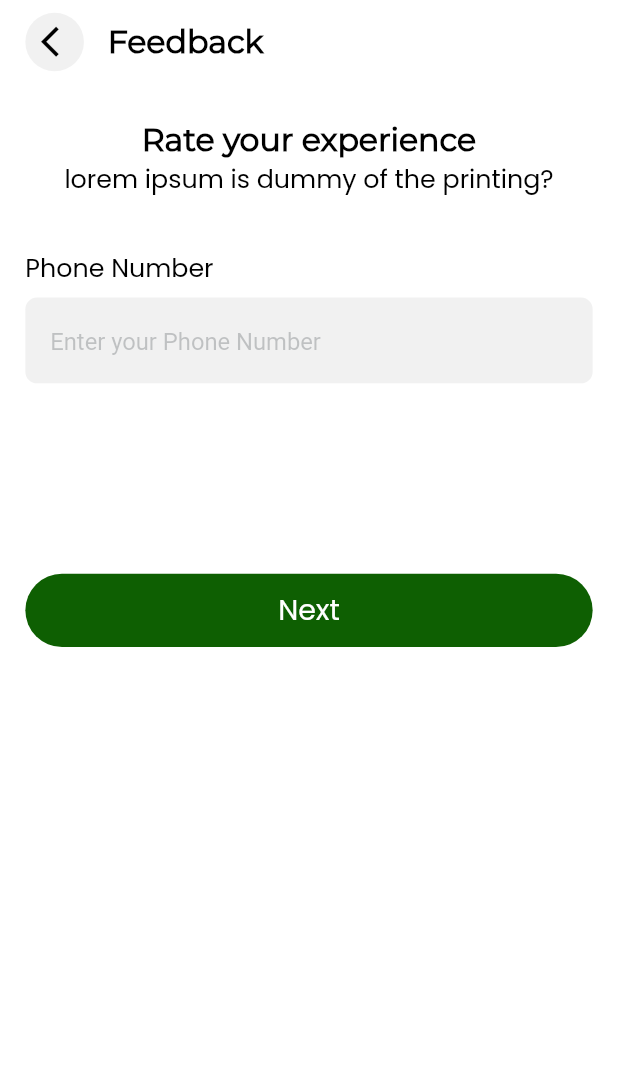
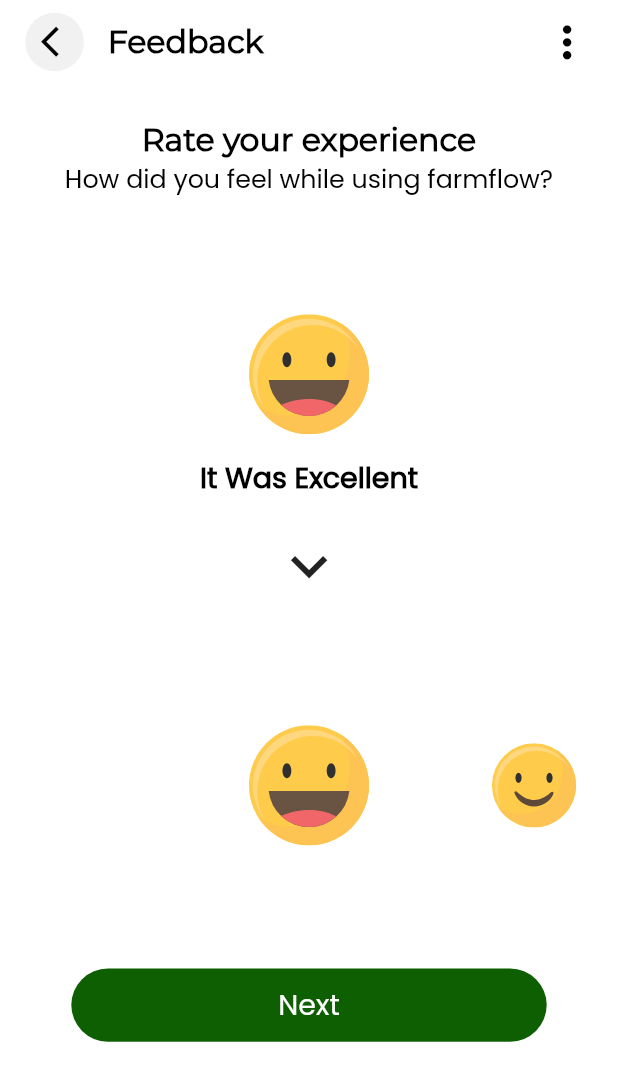
Before and after one commit to kishan06/FarmFeeders, a Flutter app: the FeedBack screen opened by its route, on a phone screen of 412 x 824 dp. Shown: the top 1081 px of the screen. Run offline on Flutter 3.47's test engine with Material 2 defaults, Android fonts, the phone set to English and light mode, and no system bars; drawn by our look-alikes of scroll_snap_list; our stand-ins replace another_flushbar, buttons_tabbar, carousel_slider, dio, dotted_line, dropdown_button2 and 13 more; missing offline and left inert: appinio_video_player; accounts and stored records are empty.

Commit message:
for splash

```diff
--- a/lib/view/feedback.dart
+++ b/lib/view/feedback.dart
@@ -7,8 +7,10 @@ import 'package:farmfeeders/common/CommonTextFormField.dart';
 import 'package:flutter/material.dart';
 import 'package:flutter/services.dart';
 import 'package:flutter_screenutil/flutter_screenutil.dart';
+import 'package:flutter_svg/svg.dart';
 import 'package:get/get.dart';
 import 'package:lottie/lottie.dart';
+import 'package:scroll_snap_list/scroll_snap_list.dart';
 
 class FeedBack extends StatefulWidget {
   const FeedBack({super.key});
@@ -19,13 +21,30 @@ class FeedBack extends StatefulWidget {
 
 class _FeedBackState extends State<FeedBack> {
   TextEditingController phoneController = TextEditingController();
+  int focusedValue = 0;
+  List feedbackData = [
+    {"image":"assets/images/excellent.svg","text":"It Was Excellent"},
+    {"image":"assets/images/good.svg","text":"It Was Good"},
+    {"image":"assets/images/medium.svg","text":"It Was Medium"},
+    {"image":"assets/images/poor.svg","text":"It Was Poor"},
+    {"image":"assets/images/bad.svg","text":"It Was Very Bad"},
+    // {"image":"","text":""},
+
+
+  ];
 
   @override
   Widget build(BuildContext context) {
     return Scaffold(
       appBar: AppBar(
         backgroundColor: AppColors.white,
-        title: customAppBar(text: "Feedback"),
+        title: customAppBar(text: "Feedback",
+          actions: true,
+          icon: Icon(Icons.more_vert,
+            size: 35.h,
+            color: AppColors.black,
+          )
+        ),
 
         // backgroundColor: Color(0xFFF5F8FA),
         elevation: 0,
@@ -41,9 +60,9 @@ class _FeedBackState extends State<FeedBack> {
             // mainAxisAlignment: MainAxisAlignment.end,
             children: [
               Column(
-                // crossAxisAlignment: CrossAxisAlignment.start,
+                // crossAxisAlignment: CrossAxisAlignment.center,
                 children: [
-                  // Lottie.asset(
+                  // Lottie.asset(it was
                   //   "assets/lotties/FeedBack.json",
                   //   width: 200.w,
                   //   height: 200.w,
@@ -52,50 +71,71 @@ class _FeedBackState extends State<FeedBack> {
 
                   textBlack20W7000Mon("Rate your experience"),
 
+                  textBlack16W5000(
+                    "How did you feel while using farmflow?",
+                  ),
+
+                  Row(),
+
+                  sizedBoxHeight(80.h),
+
+                  SvgPicture.asset(feedbackData[focusedValue]["image"],
+                    height: 82.h,
+                    width: 82.h,
+                  ),
+
+                  sizedBoxHeight(15.h),
+
+                  textBlack18W7000(feedbackData[focusedValue]["text"]),
+
+                  sizedBoxHeight(20.h),
+
+                  Icon(Icons.expand_more,
+                    size: 50.h,
+                  ),
+
+                  // SizedBox(
+                  //   height: 500.h,
+                  //   // height =  200.h,
+                  //   child: ListWheelScrollView(
+                  //     // scrollBehavior: ,
+
+                  //     itemExtent: 82.h,
+                  //     children: List.generate(10, (index) => textBlack10("2"))
+                  //   ),
+                  // )
+
                   SizedBox(
-                    // width: 270.w,
-                    child: textBlack16W5000(
-                      "lorem ipsum is dummy of the printing?",
+                    height: 250.h,
+                    child: Container(
+                      // color: AppColors.redFA5658,
+                      child: ScrollSnapList(
+                        itemBuilder: _buildItemList,
+                        itemSize: 150,
+                      curve: Curves.decelerate,
+                      dynamicItemSize: true,
+                      onReachEnd: (){
+                          print('Done!');
+                      },
+                      itemCount: 5,
+                      onItemFocus: (val){
+                        setState(() {
+                          focusedValue = val;
+                        });
+                        // focusedValue = val;
+                      },
+                    )
                     ),
                   ),
 
-                  sizedBoxHeight(35.h),
+                  SizedBox(
+                    width: 300.w,
+                    child: customButtonCurve(text: "Next")
+                  )
 
-                  Align(
-                    alignment: Alignment.centerLeft,
-                    child: textBlack16W5000("Phone Number"),
-                  ),
 
-                  sizedBoxHeight(8.h),
 
-                  CustomTextFormField(
-                      texttype: TextInputType.phone,
-                      textEditingController: phoneController,
-                      inputFormatters: <TextInputFormatter>[
-                        FilteringTextInputFormatter.digitsOnly,
-                        LengthLimitingTextInputFormatter(10),
-                      ],
-                      validator: (value) {
-                        if (value!.isEmpty) {
-                          return "Please Enter a Phone Number";
-                        } else if (!RegExp(
-                                r'^\s*(?:\+?(\d{1,3}))?[-. (]*(\d{3})[-. )]*(\d{3})[-. ]*(\d{4})(?: *x(\d+))?\s*$')
-                            .hasMatch(value)) {
-                          return "Please Enter a Valid Phone Number";
-                        }
-                        return null;
-                      },
-                      hintText: "Enter your Phone Number",
-                      validatorText: "Enter your Phone Number"),
-                  // Spacer(),
 
-                  sizedBoxHeight(130.h),
-
-                  customButtonCurve(
-                      text: "Next",
-                      onTap: () {
-                        Get.toNamed("/verifyNumber");
-                      }),
                 ],
               ),
             ],
@@ -104,4 +144,35 @@ class _FeedBackState extends State<FeedBack> {
       )),
     );
   }
+
+  List<int> data = [
+    10,9,8,7,6,5,4,3,2,1
+  ];
+
+  Widget _buildItemList(BuildContext context, int index){
+    if(index == data.length)
+      return Center(
+        child: CircularProgressIndicator(),
+      );
+    return Container(
+      width: 150,
+      child: Column(
+        mainAxisAlignment: MainAxisAlignment.center,
+        children: [
+          SvgPicture.asset(feedbackData[index]["image"],
+            height: 82.h,
+            width: 82.h,
+          ),
+          // Container(
+          //   color: Colors.yellow,
+          //   width: 150,
+          //   height: 200,
+          //   child: Center(
+          //     child: Text('${data[index]}',style: TextStyle(fontSize: 50.0,color: Colors.black),),
+          //   ),
+          // ),
+        ],
+      ),
+    );
+  }
 }
```
Also changed, not shown: lib/view/Side Menu/side_bar.dart (+54 -33 lines), pubspec.yaml (+7 -0 lines), assets/images/bad.svg (added), assets/images/connection_code.png (added), assets/images/excellent.svg (added), assets/images/good.svg (added), assets/images/logout.png (added), assets/images/medium.svg (added), assets/images/poor.svg (added), pubspec.lock.
